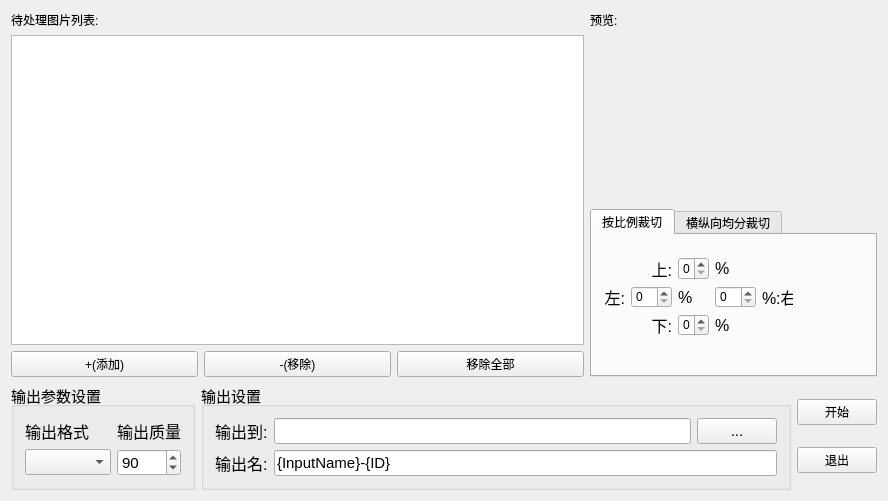
Old version of the form src/picCut.ui in the repository cnsuhao/PictureCutting.
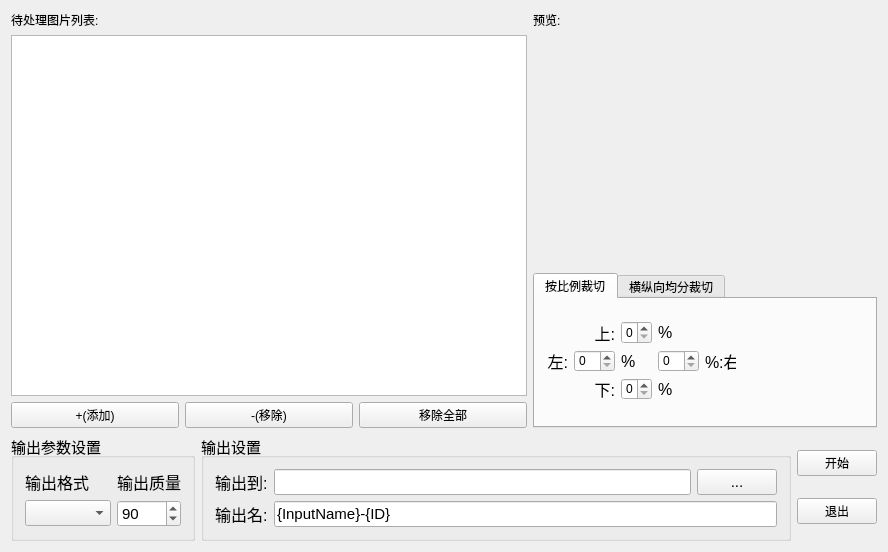
New version of the form.

Commit message: 调整布局，优化缩略图显示

Patch:
```diff
--- a/src/picCut.ui
+++ b/src/picCut.ui
@@ -7,7 +7,7 @@
     <x>0</x>
     <y>0</y>
     <width>888</width>
-    <height>501</height>
+    <height>552</height>
    </rect>
   </property>
   <property name="windowTitle">
@@ -15,7 +15,7 @@
   </property>
   <layout class="QVBoxLayout" name="verticalLayout_4">
    <item>
-    <layout class="QHBoxLayout" name="horizontalLayout_2" stretch="2,1">
+    <layout class="QHBoxLayout" name="horizontalLayout_top" stretch="3,2">
      <item>
       <layout class="QVBoxLayout" name="verticalLayout">
        <item>
@@ -63,7 +63,7 @@
       </layout>
      </item>
      <item>
-      <layout class="QVBoxLayout" name="verticalLayout_2" stretch="0,1,1">
+      <layout class="QVBoxLayout" name="verticalLayout_view" stretch="0,3,2">
        <item>
         <widget class="QLabel" name="label_view_title">
          <property name="text">
@@ -73,9 +73,21 @@
        </item>
        <item>
         <widget class="QLabel" name="label_view">
+         <property name="autoFillBackground">
+          <bool>false</bool>
+         </property>
          <property name="text">
           <string/>
          </property>
+         <property name="alignment">
+          <set>Qt::AlignCenter</set>
+         </property>
+         <property name="wordWrap">
+          <bool>false</bool>
+         </property>
+         <property name="margin">
+          <number>0</number>
+         </property>
         </widget>
        </item>
        <item>
@@ -87,7 +99,7 @@
           <attribute name="title">
            <string>按比例裁切</string>
           </attribute>
-          <widget class="QWidget" name="">
+          <widget class="QWidget" name="layoutWidget">
            <property name="geometry">
             <rect>
              <x>1</x>
```
Left out of the diff: 32 changed lines with no effect on the pictures.
